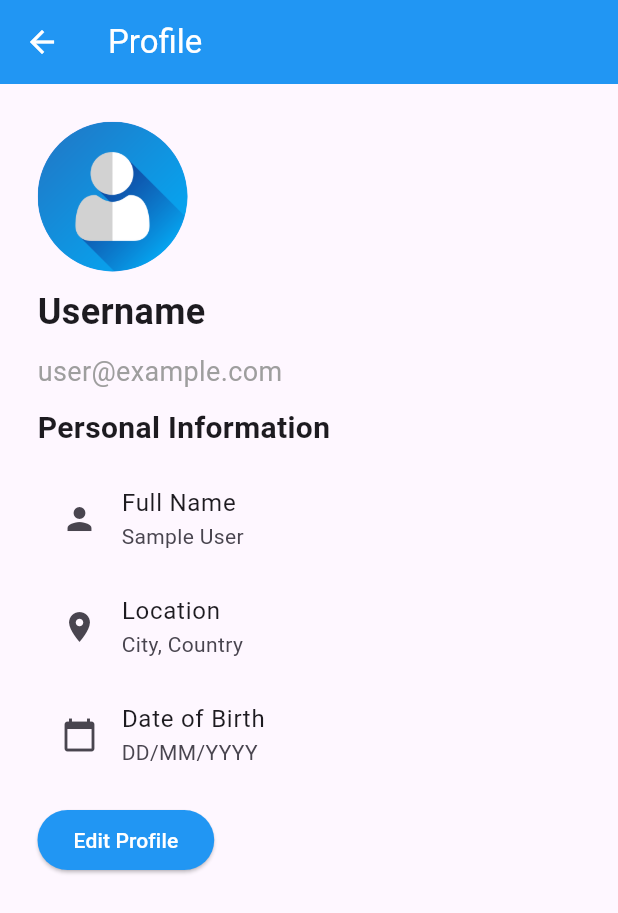
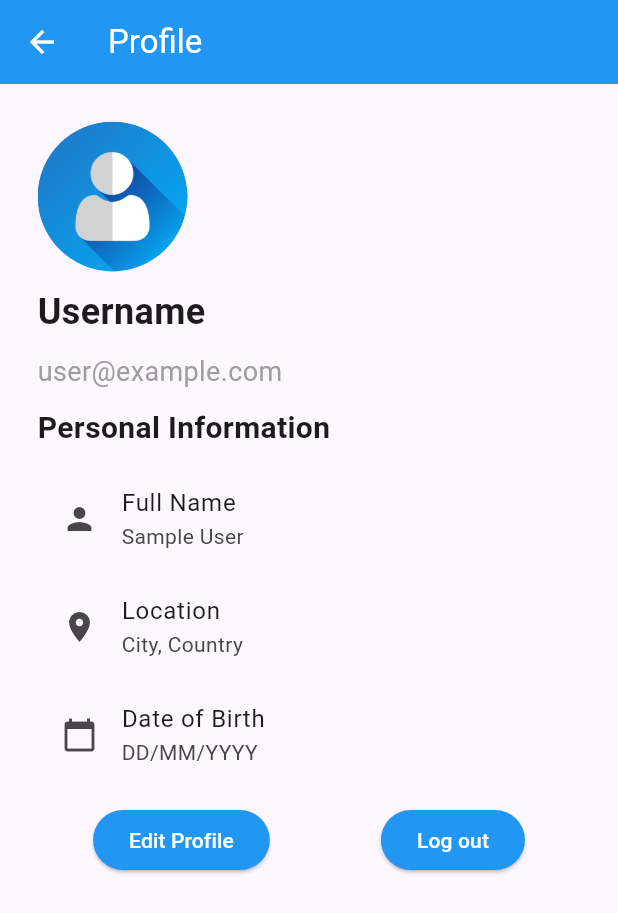
Before and after one commit to anamariaag/Travel_Mate, a Flutter app: the Profile screen opened directly, on a phone screen of 412 x 824 dp. Shown: the top 913 px of the screen. Run offline on Flutter 3.47's test engine with Material 3 defaults, Android fonts, the phone set to English and light mode, and no system bars; our stand-ins replace bloc, cloud_firestore, equatable, firebase_auth, firebase_core, flutter_bloc and 3 more; accounts and stored records are empty; statements that could not run were skipped.

Commit message:
login fix

```diff
--- a/lib/login/login.dart
+++ b/lib/login/login.dart
@@ -9,10 +9,6 @@ class Login extends StatelessWidget {
   Widget build(BuildContext context) {
     return Scaffold(
       appBar: AppBar(
-        leading: IconButton(
-          icon: Icon(Icons.arrow_back, color: Colors.white),
-          onPressed: () => Navigator.of(context).pop(),
-        ),
         title: Text(
           'Login',
           style: TextStyle(color: Colors.white),
--- a/lib/profile/profile.dart
+++ b/lib/profile/profile.dart
@@ -1,4 +1,6 @@
 import 'package:flutter/material.dart';
+import 'package:flutter_bloc/flutter_bloc.dart';
+import 'package:travel_mate/auth/bloc/auth_bloc.dart';
 import 'package:travel_mate/profile/edit_profile.dart';
 
 class Profile extends StatelessWidget {
@@ -64,6 +66,9 @@ class Profile extends StatelessWidget {
               subtitle: Text("DD/MM/YYYY"),
             ),
             SizedBox(height: 10),
+            Row(
+              mainAxisAlignment: MainAxisAlignment.spaceAround,
+              children: [
                 ElevatedButton(
                   onPressed: () {
                     Navigator.of(context).push(MaterialPageRoute(
@@ -77,6 +82,21 @@ class Profile extends StatelessWidget {
                     backgroundColor: Colors.blue,
                   ),
                 ),
+                ElevatedButton(
+                  onPressed: () {
+                    BlocProvider.of<AuthBloc>(context).add(SignOutEvent());
+                    Navigator.of(context).pop();
+                  },
+                  child: Text(
+                    'Log out',
+                    style: TextStyle(color: Colors.white),
+                  ),
+                  style: ElevatedButton.styleFrom(
+                    backgroundColor: Colors.blue,
+                  ),
+                )
+              ],
+            ),
           ],
         ),
       ),
```
Also changed, not shown: lib/profile/edit_profile.dart (+9 -0 lines). Lines whose indentation alone changed are shown as unchanged.
